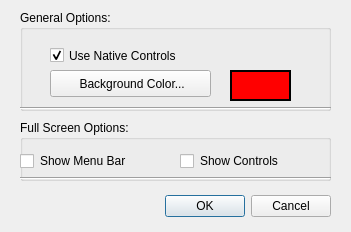
The window that Atomical/Qt4/preferences.ui (nagyistoce/cocoatutorials) describes before a commit, drawn with Qt 5.
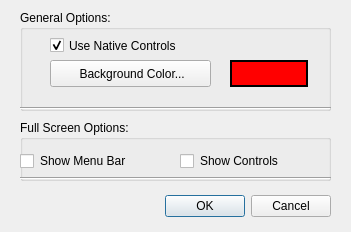
The same window after the commit.

Commit message: Tweaks to the UI for windows (nothing important).

What changed in the file:
```diff
--- a/Atomical/Qt4/preferences.ui
+++ b/Atomical/Qt4/preferences.ui
@@ -118,7 +118,7 @@
     </rect>
    </property>
    <property name="autoFillBackground">
-    <bool>true</bool>
+    <bool>false</bool>
    </property>
    <property name="styleSheet">
     <string notr="true"/>
@@ -133,7 +133,7 @@
     <property name="geometry">
      <rect>
       <x>30</x>
-      <y>60</y>
+      <y>50</y>
       <width>161</width>
       <height>27</height>
      </rect>
@@ -155,9 +155,9 @@
     <property name="geometry">
      <rect>
       <x>210</x>
-      <y>60</y>
-      <width>61</width>
-      <height>31</height>
+      <y>50</y>
+      <width>78</width>
+      <height>27</height>
      </rect>
     </property>
     <property name="autoFillBackground">
@@ -174,7 +174,7 @@
     <property name="geometry">
      <rect>
       <x>30</x>
-      <y>30</y>
+      <y>20</y>
       <width>171</width>
       <height>31</height>
      </rect>
```
